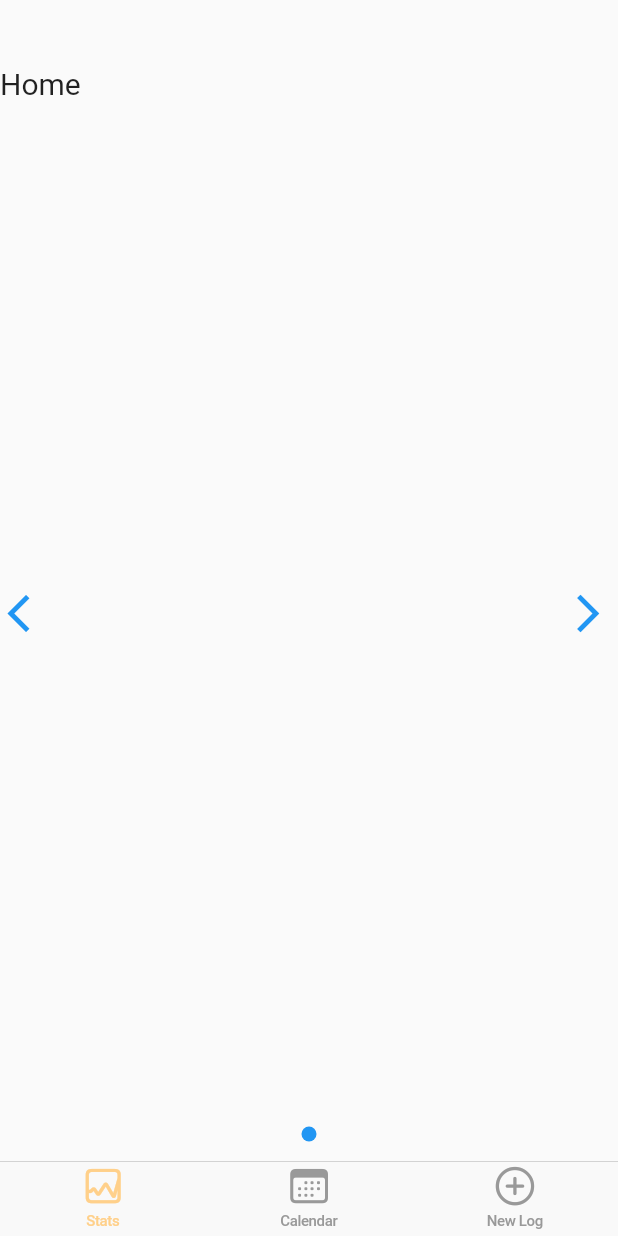
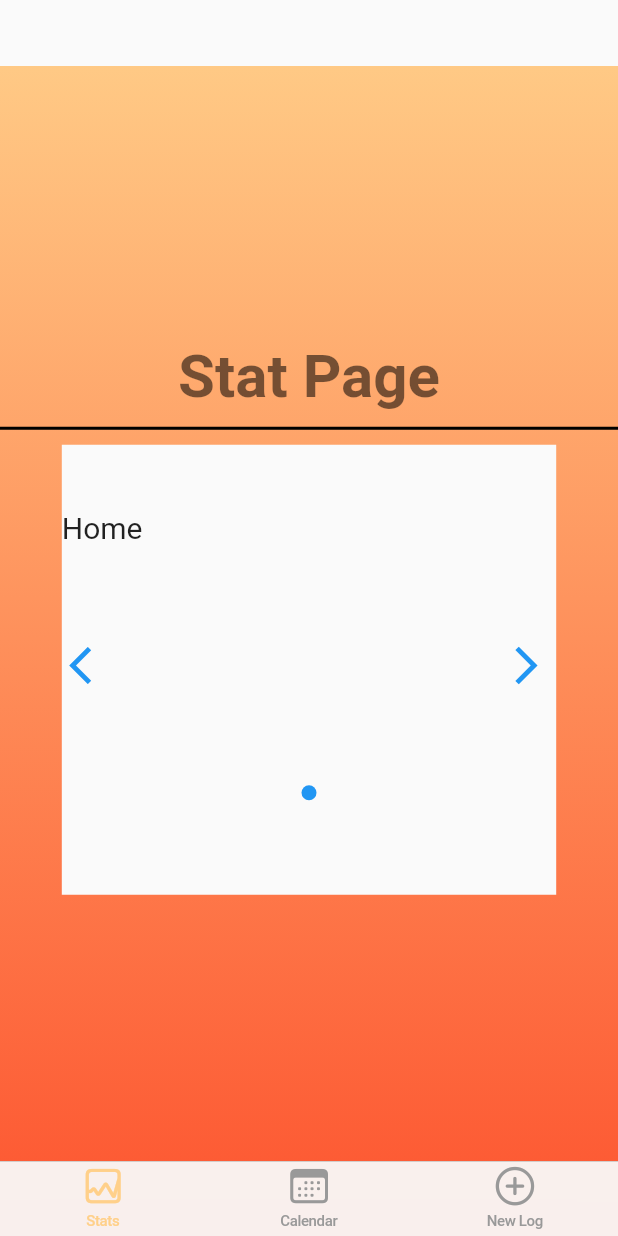
Before and after one commit to acm-projects/Progression, a Flutter app: the screen it shows after launch, on a phone screen of 412 x 824 dp. Run offline on Flutter 3.47's test engine with Material 2 defaults, Android fonts, the phone set to English and light mode, and no system bars; our stand-ins replace flutter_swiper_null_safety; Roboto replaces fonts that are missing (Montserrat).

Commit message:
Modified 1 file home_tab.dart: - Mostly finished layout for the page - Need to know how i'm receiving information in order to make the graph - Coming back to at a later date

```diff
--- a/lib/pages/main_page.dart
+++ b/lib/pages/main_page.dart
@@ -7,14 +7,14 @@ class MainPage extends StatelessWidget {
 
   static final List<Widget> _list = [
     const HomeTab(list: [Text('Home')],),
-
+    const CalendarTab(),
+    const NewLogTab(),
   ];
 
   @override
   Widget build(BuildContext context) {
     return CupertinoPageScaffold(
       navigationBar: const CupertinoNavigationBar(
-
       ),
       child: CupertinoTabScaffold(
           tabBar: CupertinoTabBar(
--- a/lib/tabs/home_tab.dart
+++ b/lib/tabs/home_tab.dart
@@ -18,14 +18,51 @@ class _HomeTabState extends State<HomeTab> {
   Widget build(BuildContext context) {
 
     return Stack (
+      alignment: Alignment.center,
+
       children: [
         const Background(),
 
-        SizedBox(
+        Column(
+          crossAxisAlignment: CrossAxisAlignment.center,
+          mainAxisAlignment: MainAxisAlignment.center,
 
-          child: MakeSwiper(
-            steps: widget.list,
-          ),
+          children: [
+            Text(
+              'Stat Page',
+              style: Theme.of(context).textTheme.headline1,
+            ),
+
+            const Padding(padding: EdgeInsets.symmetric(vertical: 5),),
+
+            SizedBox(
+              width: MediaQuery.of(context).size.width,
+              height: 2,
+              child: DecoratedBox(
+                decoration: BoxDecoration(
+                  color: Theme.of(context).colorScheme.onBackground,
+                ),
+              ),
+            ),
+
+            const Padding(padding: EdgeInsets.symmetric(vertical: 5),),
+
+            SizedBox(
+              width: MediaQuery.of(context).size.width * .8,
+              height: 300,
+              child: Stack(
+                alignment: Alignment.center,
+                children: [
+                  DecoratedBox(
+                      decoration: BoxDecoration(
+                        color: Theme.of(context).colorScheme.surface
+                      ),
+                  ),
+                  MakeSwiper(steps: widget.list)
+                ],
+              ),
+            )
+          ],
         ),
       ],
     );
```
